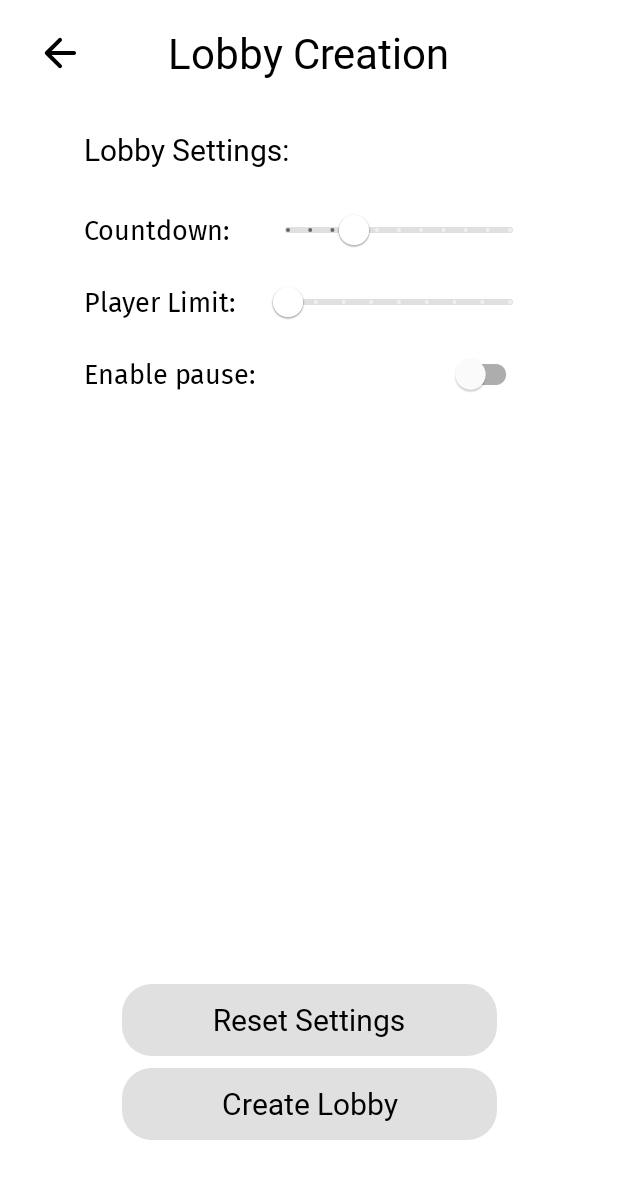
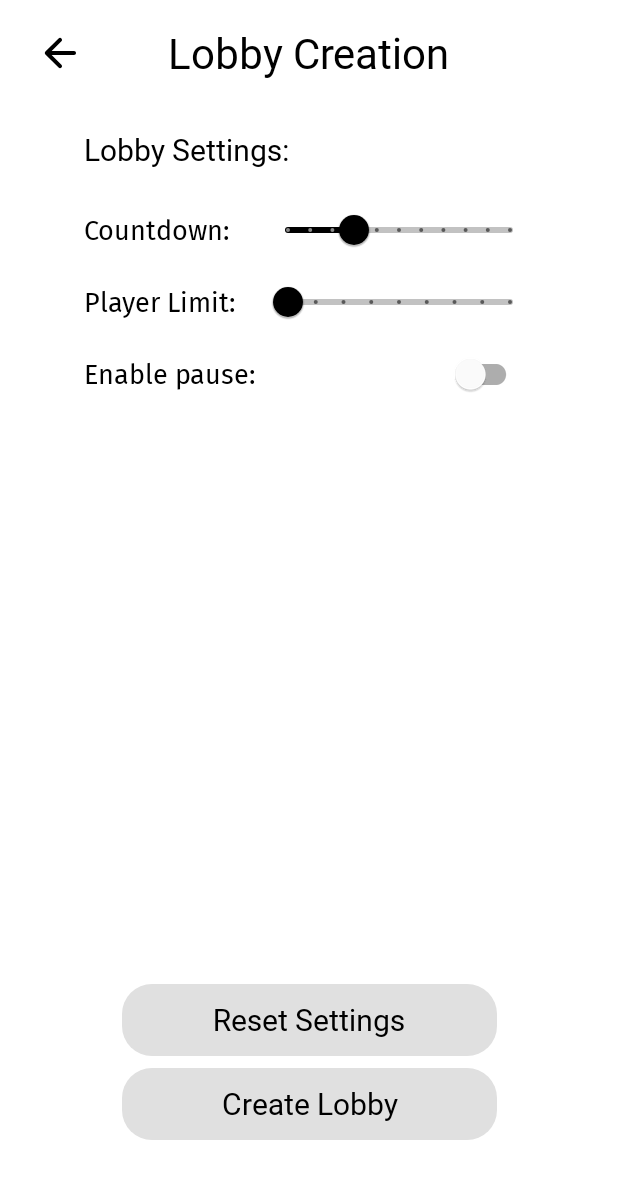
Before and after one commit to EnterNoName/TetrisApp, an Android app: the CreateLobbyFragment screen opened through its navigation route, on a phone screen of 412 x 824 dp. Shown: the top 1179 px of the screen. Run offline under Robolectric (Android 15) with nearby library versions, the phone set to English and light mode, and no system bars; our stand-ins replace Dagger/Hilt's generated code, Firebase (no records; nobody signed in at launch, a user with empty details on screens opened directly); libraries missing offline, so code that uses them is left out: com.pusher.client; pictures from the network do not load; 1 statement that could not run was skipped.

Commit message:
Fixed slider theming

```diff
--- a/app/src/main/res/layout/fragment_create_lobby.xml
+++ b/app/src/main/res/layout/fragment_create_lobby.xml
@@ -73,9 +73,7 @@
             android:stepSize="1.0"
             android:value="3.0"
             android:valueFrom="0.0"
-            android:valueTo="10.0"
-            app:trackColor="?colorSecondary"
-            app:trackColorActive="@color/black" />
+            android:valueTo="10.0" />
     </LinearLayout>
 
     <LinearLayout
@@ -105,9 +103,7 @@
             android:stepSize="1.0"
             android:value="2.0"
             android:valueFrom="2.0"
-            android:valueTo="10.0"
-            app:trackColor="?colorSecondary"
-            app:trackColorActive="@color/black" />
+            android:valueTo="10.0" />
     </LinearLayout>
 
     <com.google.android.material.switchmaterial.SwitchMaterial
--- a/app/src/main/res/values-night/themes.xml
+++ b/app/src/main/res/values-night/themes.xml
@@ -23,6 +23,7 @@
         <!-- Status bar color. -->
         <item name="android:statusBarColor">@android:color/transparent</item>
         <!-- Customize your theme here. -->
+        <item name="sliderStyle">@style/Widget.App.Slider</item>
     </style>
 
     <style name="Theme.Tetris.Fullscreen" parent="Theme.Tetris">
@@ -45,4 +46,26 @@
         <item name="android:textSize">14sp</item>
         <item name="android:textAllCaps">false</item>
     </style>
+
+    <style name="Widget.App.Slider" parent="Widget.MaterialComponents.Slider">
+        <item name="materialThemeOverlay">@style/ThemeOverlay.App.Slider</item>
+        <item name="labelStyle">@style/Widget.App.Tooltip</item>
+    </style>
+
+    <style name="ThemeOverlay.App.Slider" parent="">
+        <item name="colorPrimary">@color/white</item>
+        <item name="colorOnPrimary">@color/grey_900</item>
+        <item name="colorOnSurface">@color/blue_grey_900</item>
+    </style>
+
+    <style name="Widget.App.Tooltip" parent="Widget.MaterialComponents.Tooltip">
+        <item name="android:textAppearance">@style/TextAppearance.App.Tooltip</item>
+        <item name="backgroundTint">@color/grey_300</item>
+    </style>
+
+    <style name="TextAppearance.App.Tooltip" parent="TextAppearance.MaterialComponents.Tooltip">
+        <item name="android:textColor">@color/black</item>
+        <item name="fontFamily">@font/fira_sans_medium</item>
+        <item name="android:fontFamily">@font/fira_sans_medium</item>
+    </style>
 </resources>
--- a/app/src/main/res/values/themes.xml
+++ b/app/src/main/res/values/themes.xml
@@ -23,6 +23,7 @@
         <!-- Status bar color. -->
         <item name="android:statusBarColor">@android:color/transparent</item>
         <!-- Customize your theme here. -->
+        <item name="sliderStyle">@style/Widget.App.Slider</item>
     </style>
 
     <style name="Theme.Tetris.Fullscreen" parent="Theme.Tetris">
@@ -45,4 +46,26 @@
         <item name="android:textSize">14sp</item>
         <item name="android:textAllCaps">false</item>
     </style>
+
+    <style name="Widget.App.Slider" parent="Widget.MaterialComponents.Slider">
+        <item name="materialThemeOverlay">@style/ThemeOverlay.App.Slider</item>
+        <item name="labelStyle">@style/Widget.App.Tooltip</item>
+    </style>
+
+    <style name="ThemeOverlay.App.Slider" parent="">
+        <item name="colorPrimary">@color/black</item>
+        <item name="colorOnPrimary">@color/white</item>
+        <item name="colorOnSurface">@color/blue_grey_900</item>
+    </style>
+
+    <style name="Widget.App.Tooltip" parent="Widget.MaterialComponents.Tooltip">
+        <item name="android:textAppearance">@style/TextAppearance.App.Tooltip</item>
+        <item name="backgroundTint">@color/grey_300</item>
+    </style>
+
+    <style name="TextAppearance.App.Tooltip" parent="TextAppearance.MaterialComponents.Tooltip">
+        <item name="android:textColor">@color/black</item>
+        <item name="fontFamily">@font/fira_sans_medium</item>
+        <item name="android:fontFamily">@font/fira_sans_medium</item>
+    </style>
 </resources>
```
